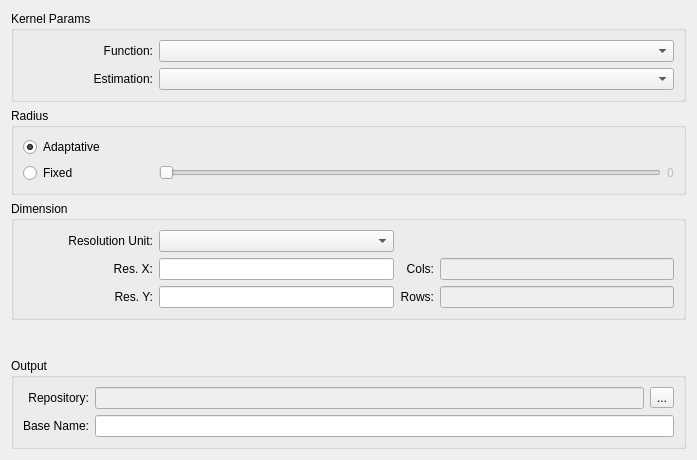
Old version of the form src/fiocruz/regionalization/qt/ui/RegionalizationRasterWizardPageForm.ui in the repository ericabreu82/tv5_flow.
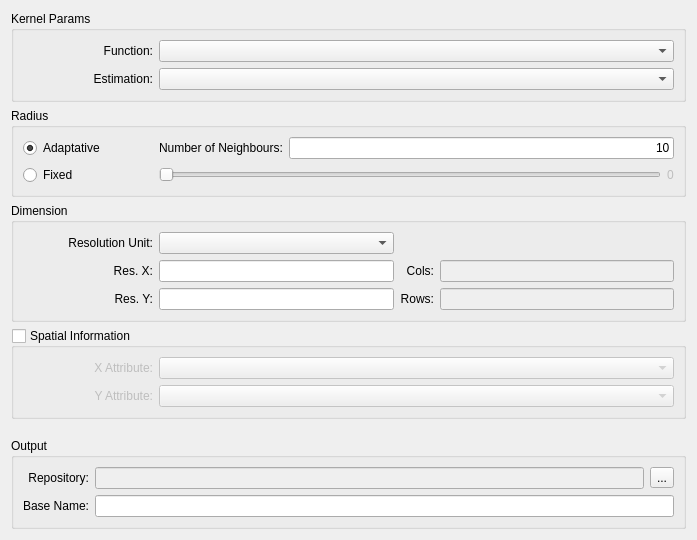
New version of the form.

Commit message: added creation of individual maps and added raster regionalization parameters

```diff
--- a/src/fiocruz/regionalization/qt/ui/RegionalizationRasterWizardPageForm.ui
+++ b/src/fiocruz/regionalization/qt/ui/RegionalizationRasterWizardPageForm.ui
@@ -7,15 +7,15 @@
     <x>0</x>
     <y>0</y>
     <width>697</width>
-    <height>460</height>
+    <height>538</height>
    </rect>
   </property>
   <property name="windowTitle">
    <string>WizardPage</string>
   </property>
-  <layout class="QGridLayout" name="gridLayout_12">
+  <layout class="QGridLayout" name="gridLayout_18">
    <item row="0" column="0">
-    <layout class="QGridLayout" name="gridLayout_9">
+    <layout class="QGridLayout" name="gridLayout_17">
      <item row="0" column="0">
       <widget class="QGroupBox" name="groupBox_4">
        <property name="title">
@@ -155,6 +155,27 @@
             </item>
            </layout>
           </item>
+          <item row="0" column="1">
+           <layout class="QGridLayout" name="gridLayout_12">
+            <item row="0" column="0">
+             <widget class="QLabel" name="label">
+              <property name="text">
+               <string>Number of Neighbours:</string>
+              </property>
+             </widget>
+            </item>
+            <item row="0" column="1">
+             <widget class="QLineEdit" name="m_nNeighLineEdit">
+              <property name="text">
+               <string>10</string>
+              </property>
+              <property name="alignment">
+               <set>Qt::AlignRight|Qt::AlignTrailing|Qt::AlignVCenter</set>
+              </property>
+             </widget>
+            </item>
+           </layout>
+          </item>
          </layout>
         </item>
        </layout>
@@ -329,6 +350,88 @@
       </widget>
      </item>
      <item row="3" column="0">
+      <widget class="QGroupBox" name="m_spatialInfoGroupBox">
+       <property name="title">
+        <string>Spatial Information</string>
+       </property>
+       <property name="flat">
+        <bool>true</bool>
+       </property>
+       <property name="checkable">
+        <bool>true</bool>
+       </property>
+       <property name="checked">
+        <bool>false</bool>
+       </property>
+       <layout class="QGridLayout" name="gridLayout_16">
+        <item row="0" column="0">
+         <layout class="QGridLayout" name="gridLayout_15">
+          <item row="0" column="0">
+           <layout class="QGridLayout" name="gridLayout_9">
+            <item row="0" column="0">
+             <widget class="QLabel" name="label_4">
+              <property name="minimumSize">
+               <size>
+                <width>130</width>
+                <height>0</height>
+               </size>
+              </property>
+              <property name="text">
+               <string>X Attribute:</string>
+              </property>
+              <property name="alignment">
+               <set>Qt::AlignRight|Qt::AlignTrailing|Qt::AlignVCenter</set>
+              </property>
+             </widget>
+            </item>
+            <item row="0" column="1">
+             <widget class="QComboBox" name="m_xAttrComboBox">
+              <property name="sizePolicy">
+               <sizepolicy hsizetype="MinimumExpanding" vsizetype="Fixed">
+                <horstretch>0</horstretch>
+                <verstretch>0</verstretch>
+               </sizepolicy>
+              </property>
+             </widget>
+            </item>
+           </layout>
+          </item>
+          <item row="1" column="0">
+           <layout class="QGridLayout" name="gridLayout_14">
+            <item row="0" column="0">
+             <widget class="QLabel" name="label_5">
+              <property name="minimumSize">
+               <size>
+                <width>130</width>
+                <height>0</height>
+               </size>
+              </property>
+              <property name="text">
+               <string>Y Attribute:</string>
+              </property>
+              <property name="alignment">
+               <set>Qt::AlignRight|Qt::AlignTrailing|Qt::AlignVCenter</set>
+              </property>
+             </widget>
+            </item>
+            <item row="0" column="1">
+             <widget class="QComboBox" name="m_yAttrComboBox">
+              <property name="sizePolicy">
+               <sizepolicy hsizetype="MinimumExpanding" vsizetype="Fixed">
+                <horstretch>0</horstretch>
+                <verstretch>0</verstretch>
+               </sizepolicy>
+              </property>
+             </widget>
+            </item>
+           </layout>
+          </item>
+         </layout>
+        </item>
+       </layout>
+      </widget>
+     </item>
+     <item row="4" column="0">
       <spacer name="verticalSpacer">
        <property name="orientation">
         <enum>Qt::Vertical</enum>
@@ -344,7 +447,7 @@
        </property>
       </spacer>
      </item>
-     <item row="4" column="0">
+     <item row="5" column="0">
       <widget class="QGroupBox" name="groupBox_5">
        <property name="sizePolicy">
         <sizepolicy hsizetype="Preferred" vsizetype="Preferred">
```
Left out of the diff: 72 changed lines with no effect on the pictures. The commit also changes 10 other files.
